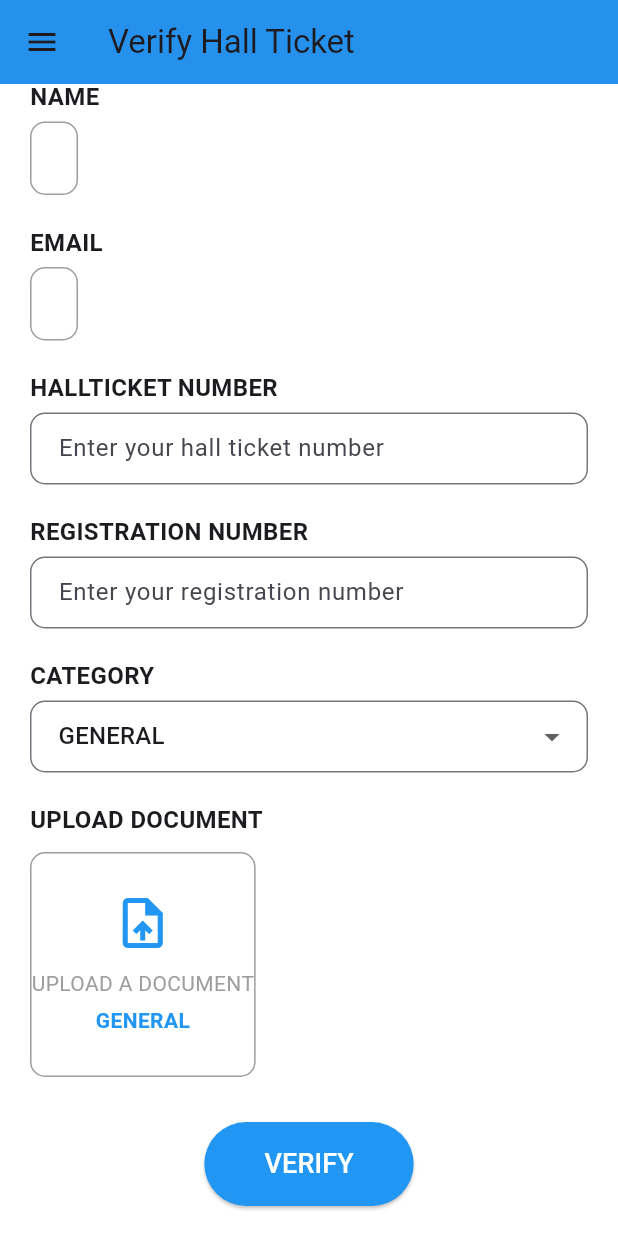
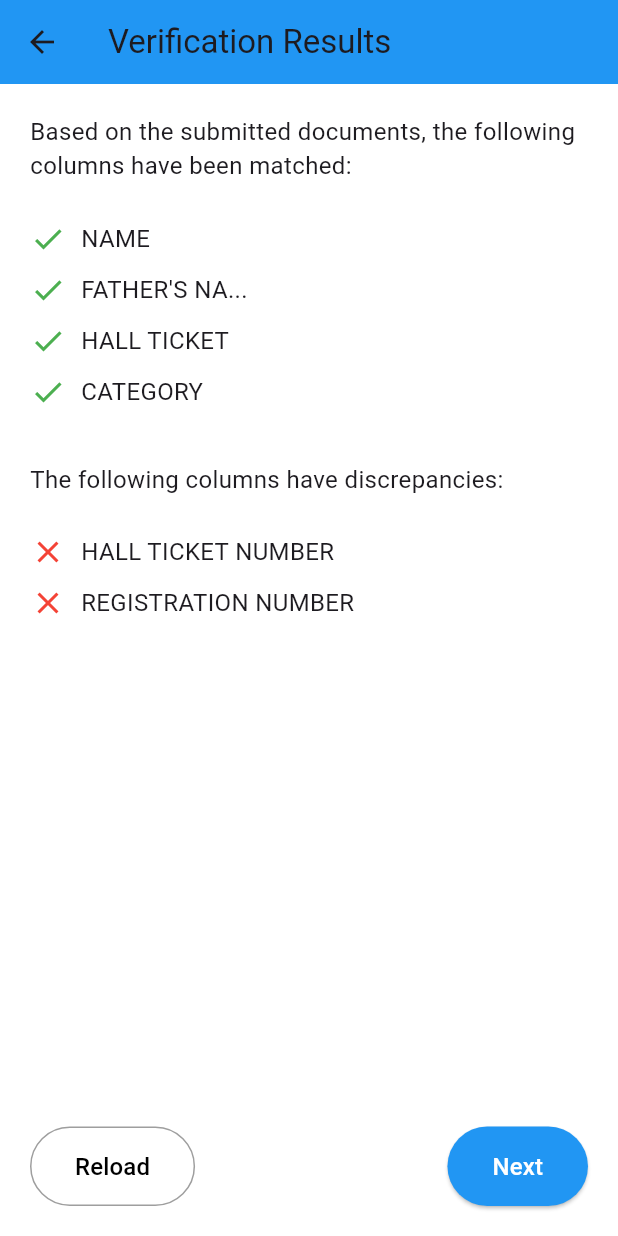
Before and after one commit to Janardhan-yadav/Docverify, a Flutter app: the VerifyHallTicketPage screen opened directly, scrolled down 84 dp, after a tap on "VERIFY", on a phone screen of 412 x 824 dp. Run offline on Flutter 3.47's test engine with Material 3 defaults, Android fonts, the phone set to English and light mode, and no system bars; our stand-ins replace cloud_firestore, firebase_auth, firebase_core; accounts and stored records are empty.

Commit message:
validation chesna

```diff
--- /dev/null
+++ b/lib/screens/validation_results_page.dart
@@ -0,0 +1,124 @@
+import 'package:flutter/material.dart';
+
+class ValidationResultsPage extends StatelessWidget {
+  final String name;
+  final String hallTicketNumber;
+  final String registrationNumber;
+  final String category;
+
+  const ValidationResultsPage({
+    super.key,
+    required this.name,
+    required this.hallTicketNumber,
+    required this.registrationNumber,
+    required this.category,
+  });
+
+  // Simple validation logic (replace with actual backend validation)
+  bool _isValidField(String field) {
+    return field.isNotEmpty && field.length >= 3; // Example validation rule
+  }
+
+  @override
+  Widget build(BuildContext context) {
+    // Simulate validation results
+    bool isHallTicketNumberValid = _isValidField(hallTicketNumber);
+    bool isRegistrationNumberValid = _isValidField(registrationNumber);
+
+    return Scaffold(
+      appBar: AppBar(
+        title: const Text('Verification Results'),
+        backgroundColor: Colors.blue,
+      ),
+      body: Padding(
+        padding: const EdgeInsets.all(20.0),
+        child: Column(
+          crossAxisAlignment: CrossAxisAlignment.start,
+          children: [
+            const Text(
+              'Based on the submitted documents, the following columns have been matched:',
+              style: TextStyle(fontSize: 16),
+            ),
+            const SizedBox(height: 20),
+            _buildResultRow('NAME', true),
+            _buildResultRow(
+              "FATHER'S NA...",
+              true,
+            ), // Placeholder for Father's Name
+            _buildResultRow('HALL TICKET', true),
+            _buildResultRow('CATEGORY', true),
+            const SizedBox(height: 30),
+            const Text(
+              'The following columns have discrepancies:',
+              style: TextStyle(fontSize: 16),
+            ),
+            const SizedBox(height: 20),
+            _buildResultRow('HALL TICKET NUMBER', isHallTicketNumberValid),
+            _buildResultRow('REGISTRATION NUMBER', isRegistrationNumberValid),
+            const Spacer(),
+            Row(
+              mainAxisAlignment: MainAxisAlignment.spaceBetween,
+              children: [
+                OutlinedButton(
+                  onPressed: () {
+                    Navigator.pop(context); // Go back to the previous screen
+                  },
+                  style: OutlinedButton.styleFrom(
+                    side: const BorderSide(color: Colors.grey),
+                    shape: RoundedRectangleBorder(
+                      borderRadius: BorderRadius.circular(30),
+                    ),
+                    padding: const EdgeInsets.symmetric(
+                      horizontal: 30,
+                      vertical: 15,
+                    ),
+                  ),
+                  child: const Text(
+                    'Reload',
+                    style: TextStyle(fontSize: 16, color: Colors.black),
+                  ),
+                ),
+                ElevatedButton(
+                  onPressed: () {
+                    // Add logic for the "Next" button (e.g., navigate to another page)
+                  },
+                  style: ElevatedButton.styleFrom(
+                    backgroundColor: Colors.blue,
+                    shape: RoundedRectangleBorder(
+                      borderRadius: BorderRadius.circular(30),
+                    ),
+                    padding: const EdgeInsets.symmetric(
+                      horizontal: 30,
+                      vertical: 15,
+                    ),
+                  ),
+                  child: const Text(
+                    'Next',
+                    style: TextStyle(fontSize: 16, color: Colors.white),
+                  ),
+                ),
+              ],
+            ),
+          ],
+        ),
+      ),
+    );
+  }
+
+  Widget _buildResultRow(String label, bool isValid) {
+    return Padding(
+      padding: const EdgeInsets.symmetric(vertical: 5.0),
+      child: Row(
+        children: [
+          Icon(
+            isValid ? Icons.check : Icons.close,
+            color: isValid ? Colors.green : Colors.red,
+            size: 24,
+          ),
+          const SizedBox(width: 10),
+          Text(label, style: const TextStyle(fontSize: 16)),
+        ],
+      ),
+    );
+  }
+}
--- a/lib/screens/verify_hallticket_page.dart
+++ b/lib/screens/verify_hallticket_page.dart
@@ -2,9 +2,27 @@ import 'package:flutter/material.dart';
 import 'package:firebase_auth/firebase_auth.dart';
 import 'login_screen.dart';
 import 'settings_page.dart';
+import 'validation_results_page.dart'; // Import the new page
 
-class VerifyHallTicketPage extends StatelessWidget {
+class VerifyHallTicketPage extends StatefulWidget {
+  // Change to StatefulWidget to manage state
   const VerifyHallTicketPage({super.key});
+
+  @override
+  _VerifyHallTicketPageState createState() => _VerifyHallTicketPageState();
+}
+
+class _VerifyHallTicketPageState extends State<VerifyHallTicketPage> {
+  final _hallTicketController = TextEditingController();
+  final _registrationController = TextEditingController();
+  String? _selectedCategory = 'GENERAL'; // Default category
+
+  @override
+  void dispose() {
+    _hallTicketController.dispose();
+    _registrationController.dispose();
+    super.dispose();
+  }
 
   @override
   Widget build(BuildContext context) {
@@ -101,11 +119,13 @@ class VerifyHallTicketPage extends StatelessWidget {
             _buildEditableField(
               'HALLTICKET NUMBER',
               'Enter your hall ticket number',
+              _hallTicketController,
             ),
             const SizedBox(height: 20),
             _buildEditableField(
               'REGISTRATION NUMBER',
               'Enter your registration number',
+              _registrationController,
             ),
             const SizedBox(height: 20),
             _buildCategoryDropdown(),
@@ -145,7 +165,19 @@ class VerifyHallTicketPage extends StatelessWidget {
             Center(
               child: ElevatedButton(
                 onPressed: () {
-                  // Add verification logic here
+                  // Navigate to ValidationResultsPage with the input data
+                  Navigator.push(
+                    context,
+                    MaterialPageRoute(
+                      builder:
+                          (context) => ValidationResultsPage(
+                            name: currentUser?.displayName ?? 'Not available',
+                            hallTicketNumber: _hallTicketController.text,
+                            registrationNumber: _registrationController.text,
+                            category: _selectedCategory ?? 'GENERAL',
+                          ),
+                    ),
+                  );
                 },
                 style: ElevatedButton.styleFrom(
                   backgroundColor: Colors.blue,
@@ -190,7 +222,11 @@ class VerifyHallTicketPage extends StatelessWidget {
     );
   }
 
-  Widget _buildEditableField(String label, String hintText) {
+  Widget _buildEditableField(
+    String label,
+    String hintText,
+    TextEditingController controller,
+  ) {
     return Column(
       crossAxisAlignment: CrossAxisAlignment.start,
       children: [
@@ -200,6 +236,7 @@ class VerifyHallTicketPage extends StatelessWidget {
         ),
         const SizedBox(height: 5),
         TextFormField(
+          controller: controller,
           decoration: InputDecoration(
             hintText: hintText,
             border: OutlineInputBorder(borderRadius: BorderRadius.circular(10)),
@@ -215,7 +252,6 @@ class VerifyHallTicketPage extends StatelessWidget {
 
   Widget _buildCategoryDropdown() {
     const List<String> categories = ['GENERAL', 'OBC', 'SC/ST', 'OTHER'];
-    String? selectedCategory = categories[0];
 
     return Column(
       crossAxisAlignment: CrossAxisAlignment.start,
@@ -226,7 +262,7 @@ class VerifyHallTicketPage extends StatelessWidget {
         ),
         const SizedBox(height: 5),
         DropdownButtonFormField<String>(
-          value: selectedCategory,
+          value: _selectedCategory,
           items:
               categories.map((String category) {
                 return DropdownMenuItem<String>(
@@ -235,7 +271,9 @@ class VerifyHallTicketPage extends StatelessWidget {
                 );
               }).toList(),
           onChanged: (String? newValue) {
-            selectedCategory = newValue;
+            setState(() {
+              _selectedCategory = newValue;
+            });
           },
           decoration: InputDecoration(
             border: OutlineInputBorder(borderRadius: BorderRadius.circular(10)),
```
